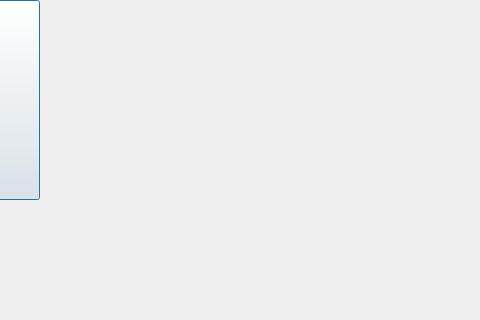
Old version of the form startscreen.ui in the repository PPrzemko/PG2-DungeonCrawler; both pictures show x 720 to 1200 and y 380 to 700 of the 1200 by 700 pixel window.
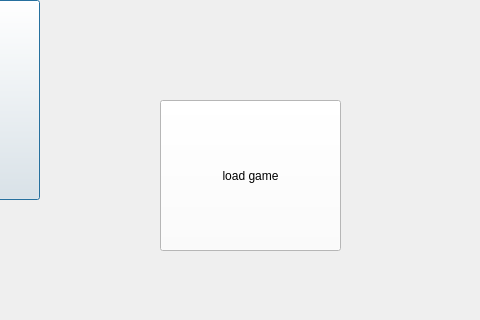
New version of the form.

The edit to the form file:
```diff
--- a/startscreen.ui
+++ b/startscreen.ui
@@ -39,6 +39,22 @@
     <string/>
    </property>
   </widget>
+  <widget class="QPushButton" name="loadGameButton">
+   <property name="geometry">
+    <rect>
+     <x>880</x>
+     <y>480</y>
+     <width>181</width>
+     <height>151</height>
+    </rect>
+   </property>
+   <property name="styleSheet">
+    <string notr="true">background-color: rgb(255, 255, 255);</string>
+   </property>
+   <property name="text">
+    <string>load game</string>
+   </property>
+  </widget>
   <zorder>LabelBackgroundImage</zorder>
   <zorder>ButtonStartGame</zorder>
  </widget>
```
Left out of the diff: 1 changed line with no effect on the pictures.
